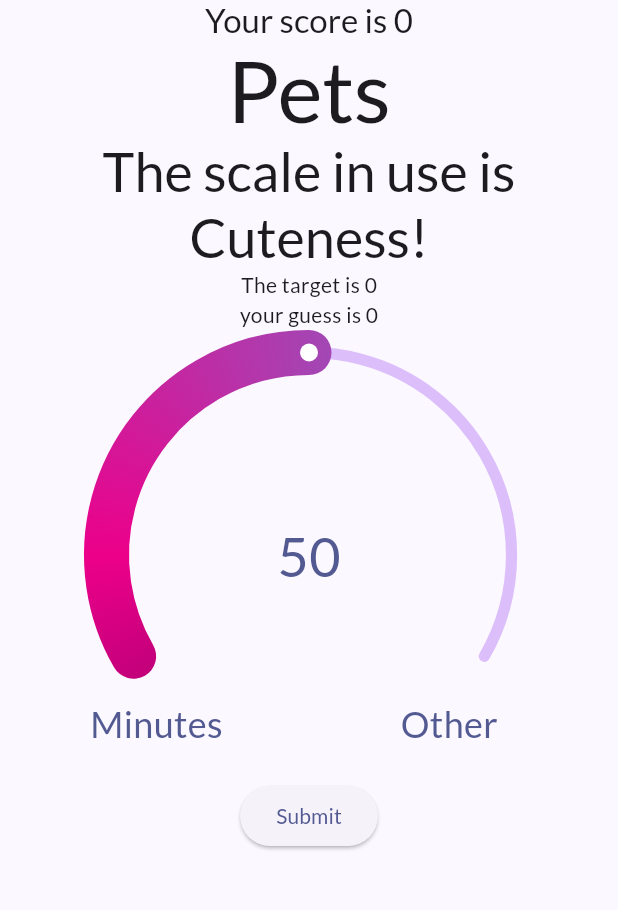
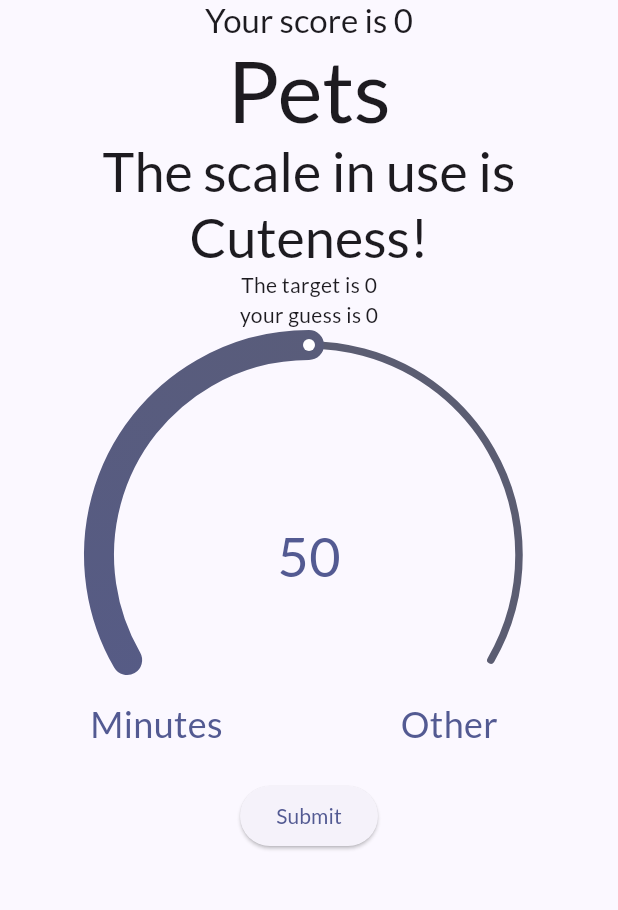
Before and after one commit to YehudaShani/Wavelength, a Flutter app: the screen it shows after launch, after a tap on the "check" icon, on a phone screen of 412 x 824 dp, the part 84-994 px from its top. Run offline on Flutter 3.47's test engine with Material 3 defaults, Android fonts, the light colour scheme and no system bars; drawn by our look-alikes of sleek_circular_slider; our stand-ins replace google_fonts.

Commit message:
changed slider display

```diff
--- a/lib/widgets/radial_slider.dart
+++ b/lib/widgets/radial_slider.dart
@@ -25,11 +25,14 @@ class _RadialSliderState extends State<RadialSlider> {
           },
         ),
         size: 300,
-        // customWidths: CustomSliderWidths(progressBarWidth: 10),
-        // customColors: CustomSliderColors(
-        //   progressBarColors: [Theme.of(context).colorScheme.primary],
-        //   trackColor: Theme.of(context).colorScheme.secondary,
-        // ),
+        customWidths: CustomSliderWidths(progressBarWidth: 20),
+        customColors: CustomSliderColors(
+          progressBarColors: [
+            Theme.of(context).colorScheme.primary,
+            Theme.of(context).colorScheme.secondary
+          ],
+          trackColor: Theme.of(context).colorScheme.secondary,
+        ),
       ),
       onChange: (double value) {
         widget.onChange(value.toInt());
```
